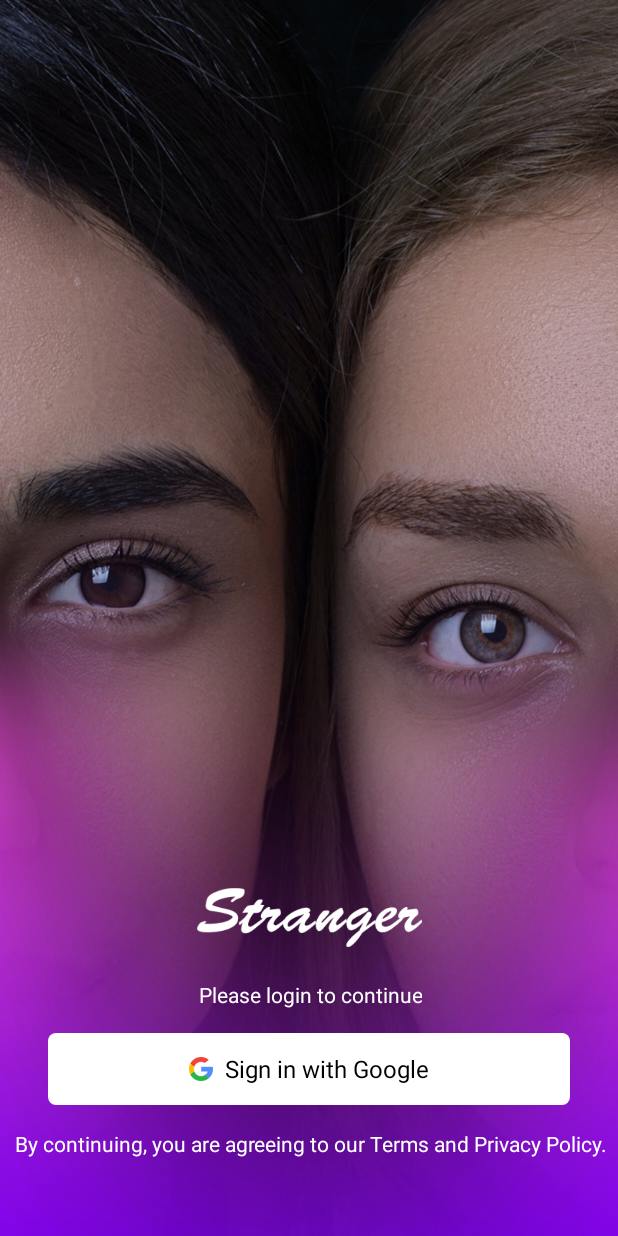
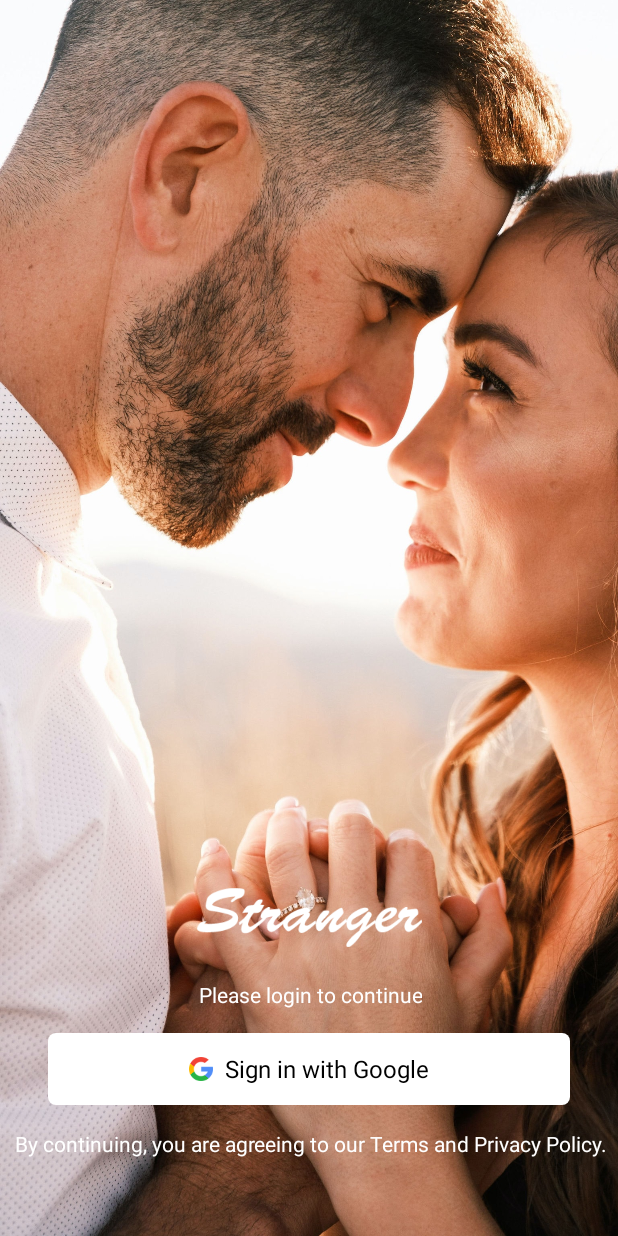
Before and after one commit to DineshDuhan/stranger-meet, an Android app: the LoginActivity screen opened directly, with no data from a screen before it, on a phone screen of 412 x 824 dp. Run offline under Robolectric (Android 15) with nearby library versions, the phone set to English and light mode, and no system bars; our stand-ins replace Firebase (no records; nobody signed in at launch, a user with empty details on screens opened directly); Roboto replaces fonts that are not available here; 1 statement that could not run was skipped.

Commit message:
Ui image change

```diff
--- a/app/src/main/res/layout/activity_login.xml
+++ b/app/src/main/res/layout/activity_login.xml
@@ -14,7 +14,7 @@
         app:layout_constraintEnd_toEndOf="parent"
         app:layout_constraintStart_toStartOf="parent"
         app:layout_constraintTop_toTopOf="parent"
-        app:srcCompat="@drawable/bg_simple" />
+        app:srcCompat="@drawable/start2" />
 
     <ImageView
         android:id="@+id/imageView2"
--- a/app/src/main/res/layout/activity_main.xml
+++ b/app/src/main/res/layout/activity_main.xml
@@ -126,7 +126,7 @@
         android:layout_marginTop="16dp"
         android:fontFamily="@font/roboto_light"
         android:gravity="center"
-        android:text="Persons are looking for reandom people, click find and talk with them."
+        android:text="People are looking for partners, click find and talk with them."
         android:textColor="@color/white"
         app:layout_constraintEnd_toEndOf="@+id/lottieAnimationView"
         app:layout_constraintStart_toStartOf="@+id/lottieAnimationView"
--- a/app/src/main/res/layout/activity_welcome.xml
+++ b/app/src/main/res/layout/activity_welcome.xml
@@ -14,7 +14,7 @@
         app:layout_constraintEnd_toEndOf="parent"
         app:layout_constraintStart_toStartOf="parent"
         app:layout_constraintTop_toTopOf="parent"
-        app:srcCompat="@drawable/bg_simple" />
+        app:srcCompat="@drawable/start" />
 
     <ImageView
         android:id="@+id/imageView2"
```
Also changed, not shown: app/src/main/res/drawable/start2.jpg (added), 1 other file.
